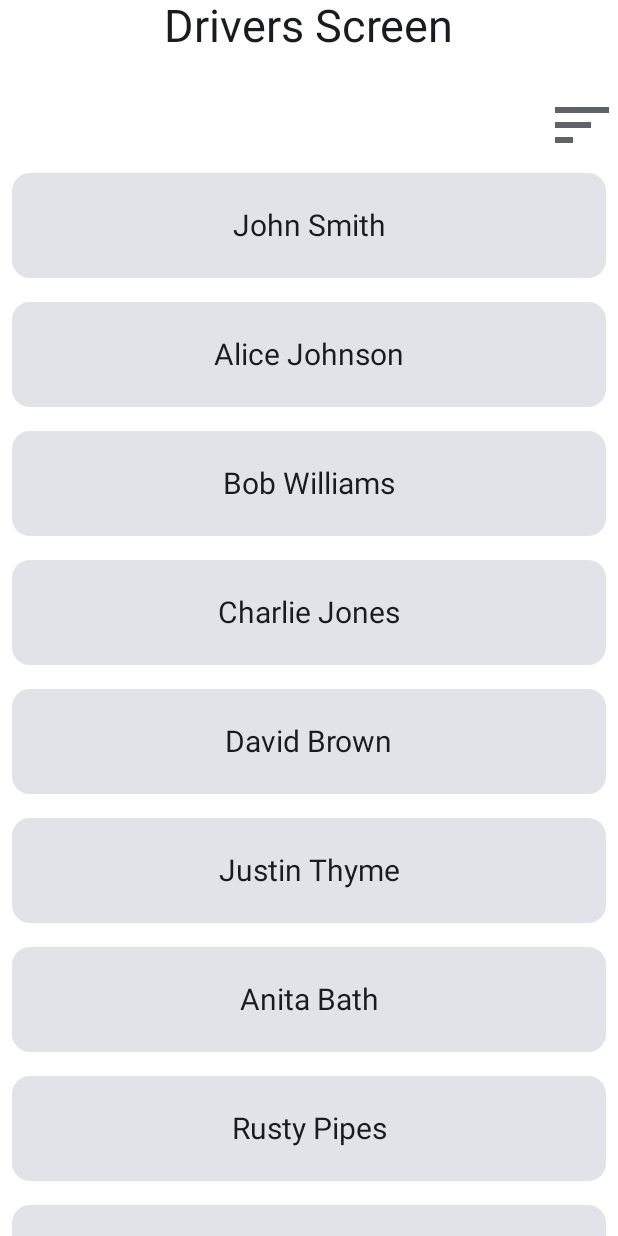
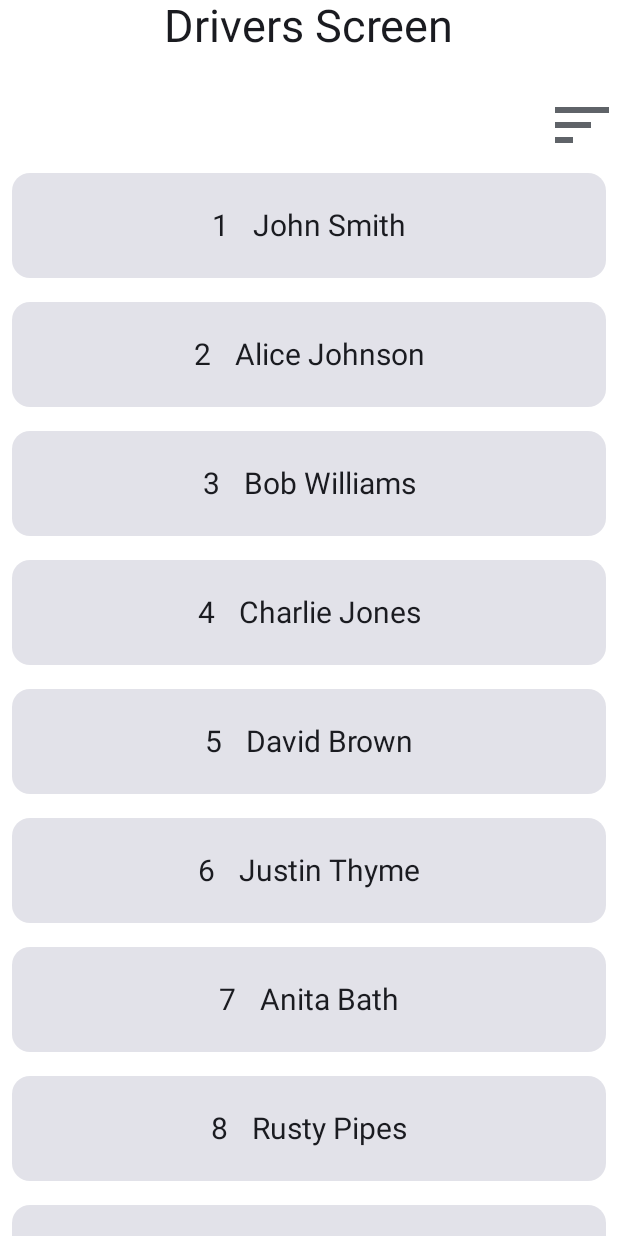
Before and after one commit to mkCoding/RepublicServiceApp, an Android app built with Jetpack Compose: the screen it shows after launch (MainActivity), on a phone screen of 412 x 824 dp. Run offline under Robolectric (Android 15) with nearby library versions, the phone set to English and light mode, and no system bars; our stand-ins replace Dagger/Hilt's generated code.

Commit message:
pushing DriverScreen including Id of drivers

```diff
--- a/app/src/main/java/com/kemakolam/republicserviceapp/ui/DriversScreen.kt
+++ b/app/src/main/java/com/kemakolam/republicserviceapp/ui/DriversScreen.kt
@@ -115,16 +115,25 @@ fun DriversList(drivers:List<Driver>){
                 // Customize card background color if needed
             ){
                 Row (
+                    verticalAlignment = Alignment.CenterVertically,
                     modifier = Modifier.height(70.dp)
-                        .align(Alignment.CenterHorizontally),
-                    verticalAlignment = Alignment.CenterVertically
+                        .align(Alignment.CenterHorizontally)
+
                 ){
+                    Text(
 
-                    Text(
-                        text = itemiuk.driverName,
+                        text = itemiuk.driverId,
                         modifier = Modifier,
                         style = TextStyle(fontSize = 20.sp)
                     )
+                    Text(
+                        text = itemiuk.driverName,
+                        modifier = Modifier
+                            .padding(start = 16.dp),
+                        style = TextStyle(fontSize = 20.sp)
+                    )
+
+
 
                     //Text(text = "Number")
 
```
